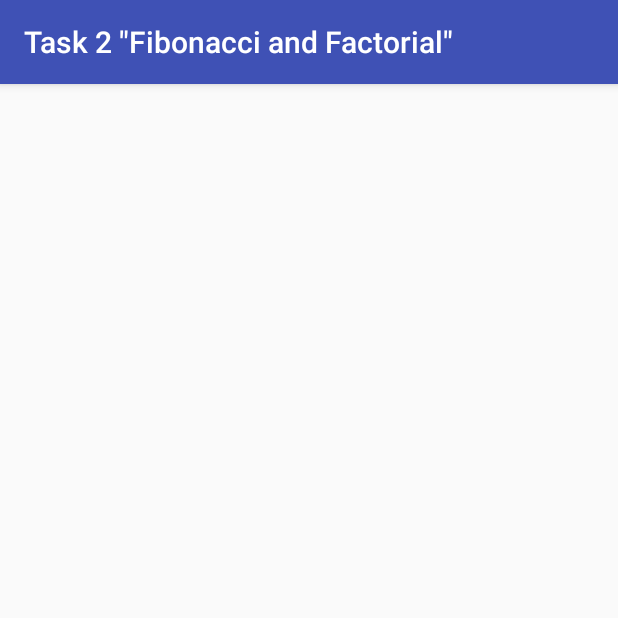
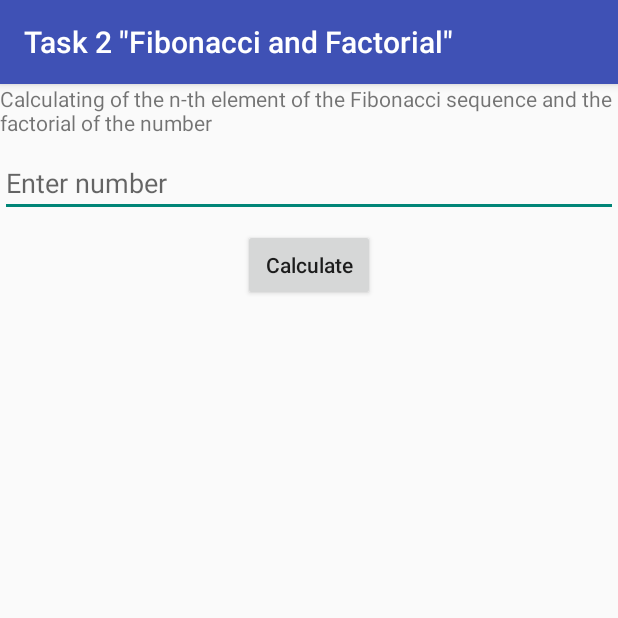
Before and after one commit to trigor74/homework, an Android app: the Task2Activity screen opened directly, with no data from a screen before it, on a phone screen of 412 x 824 dp, the top half of it. Run offline under Robolectric (Android 15) with nearby library versions, the phone set to English and light mode, and no system bars.

Commit message:
Added UI. Changed method factorial.

```diff
--- a/app/src/main/res/layout/activity_task2.xml
+++ b/app/src/main/res/layout/activity_task2.xml
@@ -3,4 +3,46 @@
     android:orientation="vertical" android:layout_width="match_parent"
     android:layout_height="match_parent">
 
+    <TextView
+        android:id="@+id/txt_task2_description"
+        android:layout_width="wrap_content"
+        android:layout_height="wrap_content"
+        android:layout_gravity="center"
+        android:text="@string/str_task2_description"
+         />
+
+    <EditText
+        android:id="@+id/edit_number"
+        android:layout_marginTop="8dp"
+        android:layout_width="match_parent"
+        android:layout_height="wrap_content"
+        android:inputType="number"
+        android:hint="@string/str_enter_number"
+         />
+
+    <Button
+        android:id="@+id/btn_calculate"
+        android:layout_marginTop="8dp"
+        android:layout_width="wrap_content"
+        android:layout_height="wrap_content"
+        android:text="@string/str_calculate"
+        android:layout_gravity="center_horizontal"
+        android:textAllCaps="false"/>
+
+    <TextView
+        android:id="@+id/txt_fibonacci"
+        android:layout_marginTop="8dp"
+        android:layout_width="wrap_content"
+        android:layout_height="wrap_content"
+        android:text=""
+         />
+
+    <TextView
+        android:id="@+id/txt_factorial"
+        android:layout_marginTop="8dp"
+        android:layout_width="wrap_content"
+        android:layout_height="wrap_content"
+        android:text=""
+         />
+
 </LinearLayout>
--- a/app/src/main/res/values/strings.xml
+++ b/app/src/main/res/values/strings.xml
@@ -8,9 +8,15 @@
     <string name="str_introduce">I\'m the first program \"Hello, World!\"</string>
     <string name="str_what_your_name">What is your name?</string>
     <string name="str_enter_name">Enter your name, please</string>
-    <string name="str_hello_smb">Hello, %s!</string>
+    <string name="str_hello_smb" formatted="false">Hello, %s!</string>
     <string name="label_acquaintance">Let\'s get acquainted?</string>
     <string name="str_introduce_myself">Introduce Myself</string>
 
     <string name="task2_name">Task 2 \"Fibonacci and Factorial\"</string>
+    <string name="str_task2_description">Calculating of the n-th element of the Fibonacci sequence and the factorial of the number</string>
+    <string name="str_enter_number">Enter number</string>
+    <string name="str_calculate">Calculate</string>
+    <string name="str_fibonacci" formatted="false">Fibonacci of %d: %d</string>
+    <string name="str_factorial" formatted="false">Factorial of %d: %d</string>
+    <string name="str_err_overflow">Overflow: The number is too large to calculate</string>
 </resources>
```
Also changed, not shown: app/src/main/java/com/itrifonov/homework/Task2Activity.java (+29 -5 lines), 2 other files.
